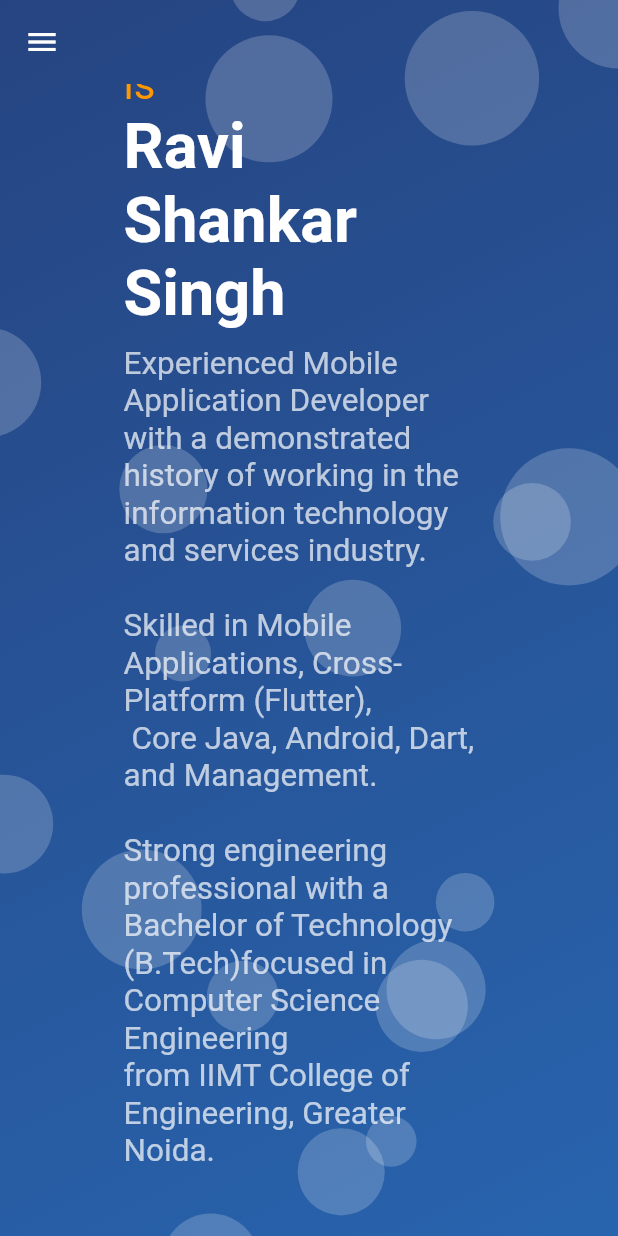
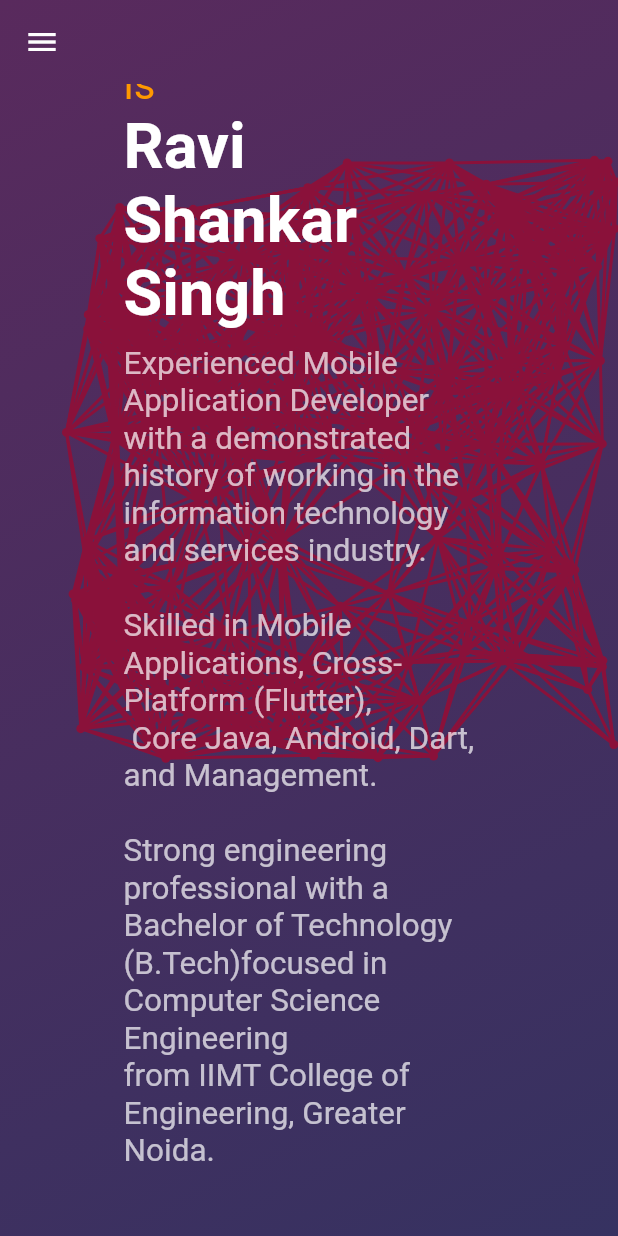
Before and after one commit to ravishankarsingh1996/flutter_web_profile, a Flutter app: the screen it shows after launch, scrolled down 576 dp, on a phone screen of 412 x 824 dp. Run offline on Flutter 3.47's test engine with Material 2 defaults, Android fonts, the light colour scheme and no system bars; missing offline and left inert: dart:html, flutter_web; Roboto replaces fonts that are missing (GoogleSansRegular).

Commit message:
added new theme for particle background using particle_flutter

```diff
--- a/lib/main.dart
+++ b/lib/main.dart
@@ -18,11 +18,15 @@ class MyApp extends StatelessWidget {
         primaryColorDark: Colors.black,
         fontFamily: "GoogleSansRegular",
       ),
-      home: Stack(
-        children: <Widget>[
-          ParticleBackgroundPage(),
-          ProfilePage(),
-        ],
+      home: Container(
+        decoration: BoxDecoration(color: Colors.grey),
+        child: Stack(
+          children: <Widget>[
+
+            ParticleBackgroundPage(),
+            ProfilePage(),
+          ],
+        ),
       ),
     );
   }
--- a/lib/particle_background.dart
+++ b/lib/particle_background.dart
@@ -1,5 +1,5 @@
 import 'dart:math';
-
+import 'package:raviportfolio/particle_flutter/particles.dart' as particle;
 import 'package:flutter_web/material.dart';
 import 'package:raviportfolio/simple_animations_package.dart';
 
@@ -8,8 +8,9 @@ class ParticleBackgroundPage extends StatelessWidget {
   Widget build(BuildContext context) {
     return Stack(
       children: <Widget>[
-        Positioned.fill(child: AnimatedBackground()),
-        Positioned.fill(child: Particles(30)),
+        // AnimatedParticle(),
+         Positioned.fill(child: AnimatedBackground()),
+        // Positioned.fill(child: Particles(30)),
       ],
     );
   }
@@ -116,9 +117,9 @@ class AnimatedBackground extends StatelessWidget {
   @override
   Widget build(BuildContext context) {
     final tween = MultiTrackTween([
-      Track("color1").add(Duration(seconds: 3),
+      Track("color1").add(Duration(seconds: 5),
           ColorTween(begin: Color(0xff8a113a), end: Colors.lightBlue.shade900)),
-      Track("color2").add(Duration(seconds: 3),
+      Track("color2").add(Duration(seconds: 5),
           ColorTween(begin: Color(0xff440216), end: Colors.blue.shade600))
     ]);
 
@@ -128,6 +129,7 @@ class AnimatedBackground extends StatelessWidget {
       duration: tween.duration,
       builder: (context, animation) {
         return Container(
+          child: AnimatedParticle(),
           decoration: BoxDecoration(
               gradient: LinearGradient(
                   begin: Alignment.topLeft,
@@ -138,3 +140,29 @@ class AnimatedBackground extends StatelessWidget {
     );
   }
 }
+
+class AnimatedParticle extends StatefulWidget {
+  @override
+  _AnimatedParticleState createState() => _AnimatedParticleState();
+}
+
+class _AnimatedParticleState extends State<AnimatedParticle> {
+  @override
+  Widget build(BuildContext context) {
+    final tween = MultiTrackTween([
+      Track("color1").add(Duration(seconds: 3),
+          ColorTween(begin: Color(0xff8a113a), end: Colors.lightBlue.shade900)),
+      // Track("color2").add(Duration(seconds: 3),
+      //     ColorTween(begin: Color(0xff440216), end: Colors.blue.shade600))
+    ]);
+
+    return ControlledAnimation(
+      playback: Playback.MIRROR,
+      tween: tween,
+      duration: tween.duration,
+      builder: (context, animation) {
+          return particle.Particles(150, animation["color1"]);
+      },
+    );
+  }
+}
--- /dev/null
+++ b/lib/particle_flutter/draw_particles.dart
@@ -0,0 +1,46 @@
+
+import 'package:flutter_web/material.dart';
+import 'package:raviportfolio/particle_flutter/particle.dart';
+
+class DisplayPoints extends CustomPainter {
+  final List<Particle> particlesList;
+
+  DisplayPoints({
+    this.particlesList,
+  });
+
+  @override
+  void paint(Canvas canvas, Size size) {
+    Paint line =  Paint();
+    line.strokeCap = StrokeCap.round;
+    line.color = particlesList.elementAt(0).color;
+
+    // Draw all the particles
+    for (var particle in particlesList) {
+      line.strokeWidth = particle.size;
+      Offset center =  Offset(particle.xCoor, particle.yCoor);
+      line.style = PaintingStyle.fill;
+      canvas.drawCircle(center, particle.size, line);
+    }
+
+    // Draw the connect line
+    for (int i = 0; i < this.particlesList.length; i++) {
+      for (int j = i + 1; j < this.particlesList.length; j++) {
+        Particle particle = this.particlesList.elementAt(i);
+        Particle anotherParticle = this.particlesList.elementAt(j);
+        if (particle.isNear(anotherParticle)) {
+          Offset firstParticle =  Offset(particle.xCoor, particle.yCoor);
+          Offset secondParticle =
+               Offset(anotherParticle.xCoor, anotherParticle.yCoor);
+          line.strokeWidth = 2.0;
+          canvas.drawLine(firstParticle, secondParticle, line);
+        }
+      }
+    }
+  }
+
+  @override
+  bool shouldRepaint(CustomPainter oldDelegate) {
+    return true;
+  }
+}
--- /dev/null
+++ b/lib/particle_flutter/particle.dart
@@ -0,0 +1,56 @@
+import 'dart:math';
+
+import 'package:flutter_web/material.dart';
+
+class Particle {
+  final Color color;
+  double xCoor;
+  double yCoor;
+  final double size;
+  double xDirection;
+  double yDirection;
+  static double widgetWidth;
+  static double widgetHeight;
+  static double connectDistance = 100.0;
+  static double speedUp = 3.0;
+  Random random = new Random();
+
+  Particle({
+    this.color,
+    this.xCoor,
+    this.yCoor,
+    this.size,
+  });
+
+  bool isNear(Particle anotherParticle) {
+    // Calculate the distance between two particles
+    double distance = (this.xCoor - anotherParticle.xCoor) *
+            (this.xCoor - anotherParticle.xCoor) +
+        (this.yCoor - anotherParticle.yCoor) *
+            (this.yCoor - anotherParticle.yCoor);
+
+    if (sqrt(distance) <= connectDistance) {
+      return true;
+    }
+    return false;
+  }
+
+  void getRandomDirection() {
+    xDirection = random.nextDouble() * speedUp;
+    yDirection = random.nextDouble() * speedUp;
+  }
+
+  void move() {
+    // Make the particle bounce when it reaches the borders
+    if (this.xCoor + this.xDirection > Particle.widgetWidth ||
+        this.xCoor + this.xDirection < 0) {
+      this.xDirection = this.xDirection * (-1);
+    }
+    if (this.yCoor + this.yDirection > Particle.widgetHeight ||
+        this.yCoor + this.yDirection < 0) {
+      this.yDirection = this.yDirection * (-1);
+    }
+    this.xCoor += this.xDirection;
+    this.yCoor += this.yDirection;
+  }
+}
--- /dev/null
+++ b/lib/particle_flutter/particles.dart
@@ -0,0 +1,85 @@
+import 'dart:math';
+
+import 'package:flutter_web/material.dart';
+import 'package:raviportfolio/particle_flutter/particle.dart';
+
+import 'draw_particles.dart';
+
+class Particles extends StatefulWidget {
+  final int numParticle;
+  final Color particlesColor;
+  Particles(
+    this.numParticle,
+    this.particlesColor,
+  );
+  @override
+  ParticlesState createState() =>  ParticlesState();
+}
+
+class ParticlesState extends State<Particles>
+    with SingleTickerProviderStateMixin {
+  Animation animation;
+  AnimationController animationController;
+  Random random =  Random();
+
+  List<Particle> particlesList =  List();
+
+  void addToParticlesList() {
+    for (int i = 1; i <= widget.numParticle; i++) {
+      // Added particle to particlesList
+      particlesList.add(
+         Particle(
+          color: widget.particlesColor,
+          xCoor: random.nextDouble() * 400 + 10,
+          yCoor: random.nextDouble() * 400 + 10,
+          size: 3.0,
+        ),
+      );
+    }
+  }
+
+  @override
+  void initState() {
+    super.initState();
+    animationController = AnimationController(
+      duration: Duration(milliseconds: 100),
+      vsync: this,
+    );
+
+    // Add the point the PointLists
+    addToParticlesList();
+
+    // Init random direction to all the points
+    for (var particle in particlesList) {
+      particle.getRandomDirection();
+    }
+
+    // Add listener
+    animationController.addListener(() {
+      setState(() {
+        for (var particle in this.particlesList) {
+          particle.move();
+        }
+      });
+    });
+    // Repeat the animation
+    animationController.repeat();
+  }
+
+  @override
+  void dispose() {
+    animationController.dispose();
+    super.dispose();
+  }
+
+  @override
+  Widget build(BuildContext context) {
+    Particle.widgetHeight = MediaQuery.of(context).size.height;
+    Particle.widgetWidth = MediaQuery.of(context).size.width;
+    return  CustomPaint(
+      foregroundPainter: DisplayPoints(
+        particlesList: particlesList,
+      ),
+    );
+  }
+}
```
Also changed, not shown: 2 other files.
